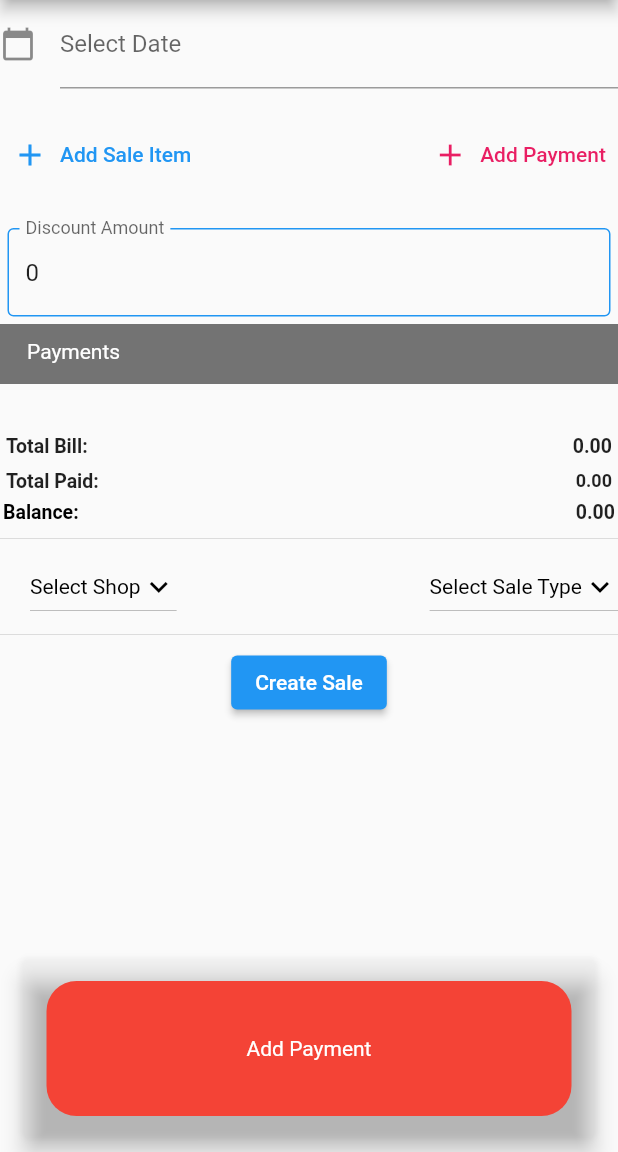
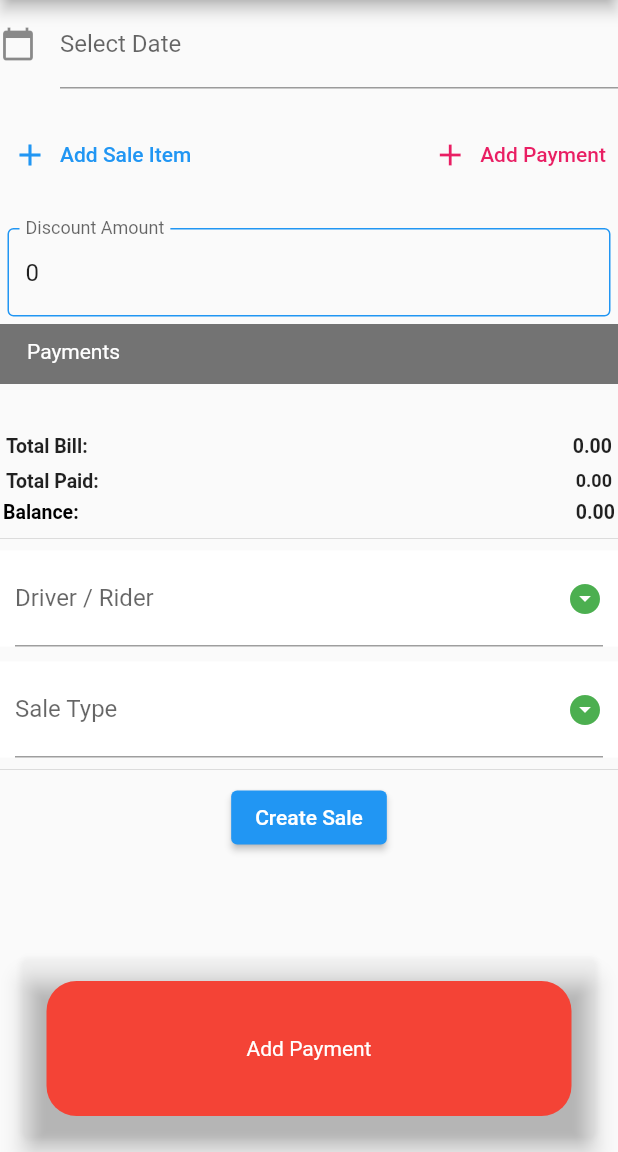
Before and after one commit to Henrykamande/stalismobileapp, a Flutter app: the HomePage screen opened by its route, after a tap on "Create Sale", on a phone screen of 412 x 824 dp, the part 84-1236 px from its top. Run offline on Flutter 3.47's test engine with Material 2 defaults, Android fonts, the light colour scheme and no system bars; our stand-ins replace email_validator, shared_preferences, snippet_coder_utils; missing offline and left inert: esc_pos_bluetooth, esc_pos_utils, flutter_bluetooth_basic; accounts and stored records are empty; network calls fail.

Commit message:
sale ui updates

```diff
--- a/lib/homepage.dart
+++ b/lib/homepage.dart
@@ -13,6 +13,7 @@ import 'package:intl/intl.dart';
 import 'package:testproject/shared/drawerscreen.dart';
 
 import 'package:http/http.dart' as http;
+import 'package:testproject/utils/custom_select_box.dart';
 import 'package:testproject/utils/http.dart';
 import 'package:testproject/utils/saleValidation.dart';
 
@@ -36,7 +37,7 @@ class _HomePageState extends State<HomePage> {
   List<SaleRow> products = [];
   String customerNo = "";
   List alldrivers = [];
-  var selecteddriver;
+  var selectedDriver = '';
 
   var discountGiven = 0;
   List _devices = [];
@@ -52,7 +53,7 @@ class _HomePageState extends State<HomePage> {
   @override
   void initState() {
     super.initState();
-    fetchallStores();
+    fetchDrivers();
     fetchallSaleTypes();
     setdate = true;
     _getPrinterAddress();
@@ -73,16 +74,15 @@ class _HomePageState extends State<HomePage> {
     _generalSettingDetails = jsonDecode(response.body)['ResponseData'];
   }
 
-  void fetchallStores() async {
-    var response = await httpGet('drivers');
-    print(response.body);
+  void fetchDrivers() async {
+    final response = await httpGet('drivers');
+    final driversResponse = jsonDecode(response.body);
 
-    if (response.statusCode == 200) {}
+    if(driversResponse['ResultCode'] == 1200) {
       setState(() {
-      alldrivers = jsonDecode(response.body)['ResponseData'];
-      print("All Stores $alldrivers");
+        alldrivers = driversResponse['ResponseData'];
       });
-    print("all stores $alldrivers");
+    }
   }
 
   void fetchallSaleTypes() async {
@@ -438,75 +438,31 @@ class _HomePageState extends State<HomePage> {
             );
           }),
           Divider(),
-          Container(
-              padding: EdgeInsets.fromLTRB(20, 0, 0, 0),
-              decoration: BoxDecoration(),
-              child: Column(
+          Column(
             crossAxisAlignment: CrossAxisAlignment.start,
             children: [
-                    Row(
-                        mainAxisAlignment: MainAxisAlignment.spaceBetween,
-                        children: [
-                          DropdownButton(
-                              hint: Text(
-                                'Select Shop',
-                                style: TextStyle(color: Colors.black),
+              CustomSelectBox(
+                  selectedVal: selectedDriver,
+                  label: 'Driver / Rider',
+                  items: alldrivers,
+                  onChanged: (val) {
+                    setState(() {
+                      selectedDriver = val as String;
+                    });
+                  }),
+              SizedBox(
+                height: 10,
               ),
-                              style: TextStyle(color: Colors.black),
-                              isExpanded: false,
-                              icon: const Icon(
-                                Icons.keyboard_arrow_down,
-                                color: Colors.black,
-                              ),
-                              value: selecteddriver,
-                              focusColor: Colors.white,
-                              dropdownColor: Colors.white,
-                              items: alldrivers.map((store) {
-                                return DropdownMenuItem(
-                                  value: store['id'],
-                                  child: Text(
-                                    store['Name'].toString(),
-                                    style: TextStyle(color: Colors.black),
-                                  ),
-                                );
-                              }).toList(),
-                              onChanged: (value) {
+              CustomSelectBox(
+                  selectedVal: selectedDriver,
+                  label: 'Sale Type',
+                  items: alldrivers,
+                  onChanged: (val) {
                     setState(() {
-                                  selecteddriver = value;
+                      selectedDriver = val as String;
                     });
-                                print(value);
-                              }),
-                          DropdownButton(
-                              hint: Text(
-                                'Select Sale Type',
-                                style: TextStyle(color: Colors.black),
-                              ),
-                              style: TextStyle(color: Colors.black),
-                              isExpanded: false,
-                              icon: const Icon(
-                                Icons.keyboard_arrow_down,
-                                color: Colors.black,
-                              ),
-                              value: selectedSaleType,
-                              focusColor: Colors.white,
-                              dropdownColor: Colors.white,
-                              items: allSaleTypes.map((store) {
-                                return DropdownMenuItem(
-                                  value: store['id'],
-                                  child: Text(
-                                    store['Name'].toString(),
-                                    style: TextStyle(color: Colors.black),
-                                  ),
-                                );
-                              }).toList(),
-                              onChanged: (value) {
-                                setState(() {
-                                  selectedSaleType = value;
-                                });
-                                print(value);
-                              }),
-                        ]),
-                  ])),
+                  })
+            ],),
           Divider(),
           Row(
             mainAxisAlignment: MainAxisAlignment.center,
@@ -561,7 +517,7 @@ class _HomePageState extends State<HomePage> {
                           payments: paymentlist,
                           docTotal: totalbill,
                           balance: balance,
-                          driver: selecteddriver,
+                          driver: int.parse(selectedDriver),
                           docDate: DateFormat('yyyy-MM-dd')
                               .parse(dateController.text),
                           rows: products,
--- a/lib/providers/login_service.dart
+++ b/lib/providers/login_service.dart
@@ -5,6 +5,7 @@ import 'package:http/http.dart' as http;
 import 'package:shared_preferences/shared_preferences.dart';
 
 import 'package:testproject/providers/shared_preferences_services.dart';
+import 'package:testproject/utils/http.dart';
 
 class UserLogin with ChangeNotifier {
   bool isLoggedIn = false;
@@ -13,7 +14,7 @@ class UserLogin with ChangeNotifier {
     final PrefService _prefs = PrefService();
     var response = await http.post(
       Uri.parse(
-          'https://phplaravel-1005299-3647050.cloudwaysapps.com/api/v1/login'),
+          '$backendUrl/login'),
       headers: <String, String>{
         'Content-Type': 'application/json; charset=UTF-8',
       },
--- /dev/null
+++ b/lib/utils/custom_select_box.dart
@@ -0,0 +1,40 @@
+import 'package:flutter/material.dart';
+
+class CustomSelectBox extends StatefulWidget {
+  final String selectedVal;
+  final String label;
+  final double? width;
+  final List<dynamic> items;
+  final void Function(dynamic value)? onChanged;
+  final String? Function(Object? value)? validator;
+
+  const CustomSelectBox({Key? key, this.width, required this.items, required this.selectedVal, required this.label, required this.onChanged, this.validator}) : super(key: key);
+
+  @override
+  State<CustomSelectBox> createState() => _CustomSelectBoxState();
+}
+
+class _CustomSelectBoxState extends State<CustomSelectBox> {
+  @override
+  Widget build(BuildContext context) {
+    return Container(
+      color: Colors.white,
+      padding: const EdgeInsets.symmetric(horizontal: 10.0),
+      child: DropdownButtonFormField(
+        decoration: InputDecoration(
+          label: Text(widget.label),
+        ),
+        validator: widget.validator,
+        value: widget.selectedVal.isNotEmpty ? widget.selectedVal : null,
+        items: widget.items.map((e) {
+          return DropdownMenuItem(value: e['id'].toString(), child: Text(e['Name']));
+        }).toList(),
+        onChanged: widget.onChanged,
+        icon: const Icon(
+          Icons.arrow_drop_down_circle,
+          color: Colors.green,
+        ),
+      ),
+    );
+  }
+}
--- a/lib/utils/http.dart
+++ b/lib/utils/http.dart
@@ -1,7 +1,8 @@
 import 'package:http/http.dart' as http;
 import './shared_data.dart';
-//
-var backendUrl = 'https://phplaravel-1005299-3647050.cloudwaysapps.com/api/v1';
+
+// var backendUrl = 'https://phplaravel-1005299-3647050.cloudwaysapps.com/api/v1';
+var backendUrl = 'http://10.0.2.2:8000/api/v1';
 
 
 Future<dynamic> getSharedData() async {
@@ -56,30 +57,3 @@ Future<dynamic> httpGet(String apiUrl) async {
     print(error.toString());
   }
 }
-
-// Future<dynamic> offlineHttpPost(String apiUrl, dynamic data) async {
-//   try {
-//     final url = Uri.parse('$offlineBackendUrl/$apiUrl');
-//     final prefsData = await getSharedData();
-//     final response = await http.post(
-//       url,
-//       headers: prefsData['headers'],
-//       body: data,
-//     );
-//     return response;
-//   } catch (error) {
-//     return error;
-//   }
-// }
-//
-// Future<dynamic> offlineHttpGet(String apiUrl) async {
-//   try {
-//     final prefsData = await getSharedData();
-//     final url = Uri.parse('$offlineBackendUrl/$apiUrl');
-//     final response = await http.get(url, headers: prefsData['headers']);
-//
-//     return response;
-//   } catch (error) {
-//     print(error.toString());
-//   }
-// }
```
Lines whose indentation alone changed are shown as unchanged.
